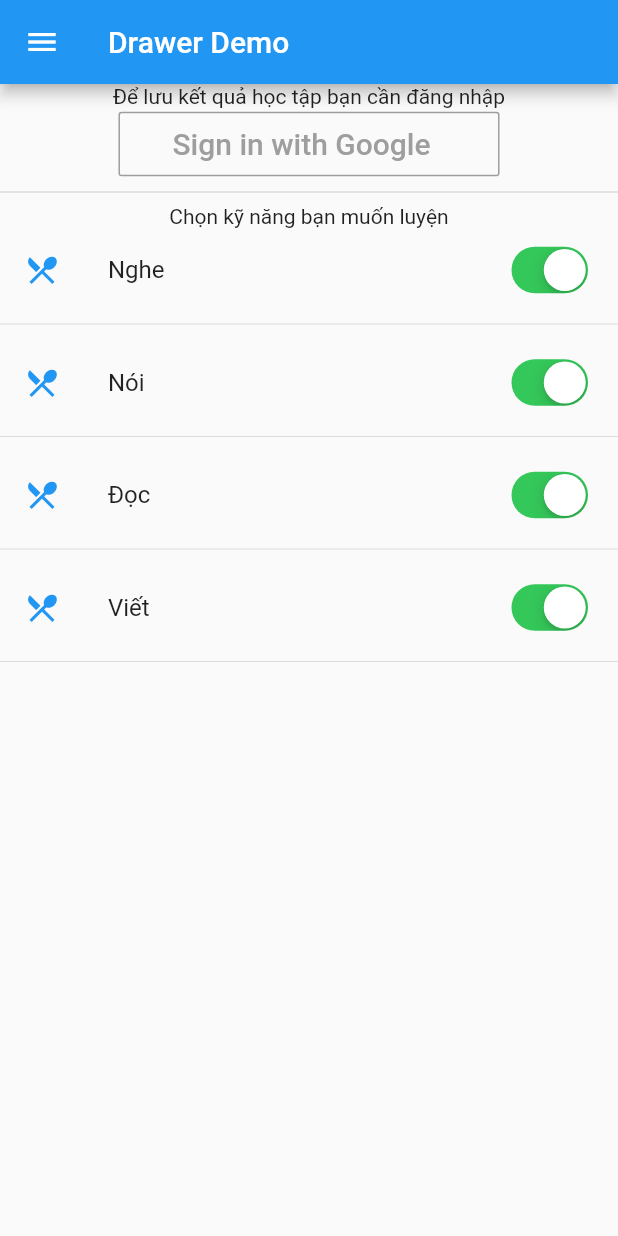
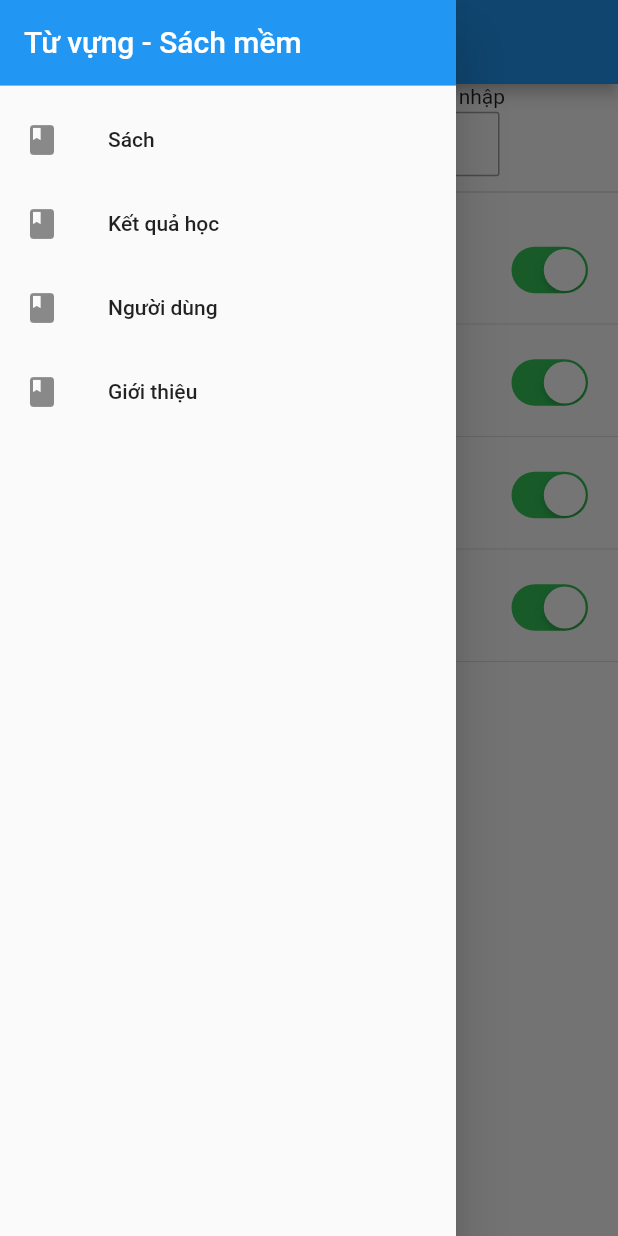
Before and after one commit to tuananhddo/HocLieu, a Flutter app: the screen it shows after launch, in the side drawer, after a tap on "Sách", on a phone screen of 412 x 824 dp. Run offline on Flutter 3.47's test engine with Material 2 defaults, Android fonts, the phone set to English and light mode, and no system bars; our stand-ins replace firebase_auth, google_sign_in; accounts and stored records are empty.

Commit message:
Add Description Improve NavBar

```diff
--- /dev/null
+++ b/lib/NavigationDrawer.dart
@@ -0,0 +1,77 @@
+import 'package:flutter/material.dart';
+import 'Infomation_Screen.dart';
+import 'home_page.dart';
+Widget navigationDrawer(context) => Drawer(
+  // Add a ListView to the drawer. This ensures the user can scroll
+  // through the options in the drawer if there isn't enough vertical
+  // space to fit everything.
+  child: ListView(
+    // Important: Remove any padding from the ListView.
+    children: <Widget>[
+      Container(
+        height: 65.0,
+        child: DrawerHeader(
+          child: Text('Từ vựng - Sách mềm', style: TextStyle(color: Colors.white,fontSize: 20)),
+          decoration: new BoxDecoration(
+            color: Colors.blue,
+          ),
+
+        ),
+      ),
+      ListTile(
+        leading: const Icon(Icons.book),
+        title: Text('Sách'),
+        onTap: () {
+          // Update the state of the app
+          // ...
+          // Then close the drawer
+//                Navigator.pop(context);
+        },
+      ),
+      ListTile(
+        leading: const Icon(Icons.book),
+        title: Text('Kết quả học'),
+        onTap: () {
+          // Update the state of the app
+          // ...
+          // Then close the drawer
+          Navigator.pop(context);
+        },
+      ),
+      ListTile(
+        leading: const Icon(Icons.book),
+        title: Text('Người dùng'),
+        onTap: () {
+          // Update the state of the app
+          // ...
+          // Then close the drawer
+//          Navigator.pop(context);
+          Navigator.of(context).push(
+            MaterialPageRoute(
+              builder: (context) {
+                return MyHomePage(title:'Người dùng');
+              },
+            ),
+          );
+        },
+      ),
+      ListTile(
+        leading: const Icon(Icons.book),
+        title: Text('Giới thiệu'),
+        onTap: () {
+          // Update the state of the app
+          // ...
+          // Then close the drawer
+//                Navigator.pop(context);
+          Navigator.of(context).push(
+            MaterialPageRoute(
+              builder: (context) {
+                return InfomationScreen();
+              },
+            ),
+          );
+        },
+      ),
+    ],
+  ),
+);
--- a/lib/home_page.dart
+++ b/lib/home_page.dart
@@ -1,6 +1,7 @@
 import 'package:flutter/material.dart';
 import 'signIn_button.dart';
 import 'learningSkillLine.dart';
+import 'NavigationDrawer.dart';
 class MyHomePage extends StatelessWidget {
   final String title;
 
@@ -36,13 +37,6 @@ class MyHomePage extends StatelessWidget {
                     LearningSkillLine(title :'Đọc'),
                     LearningSkillLine(title :'Viết'),
 
-
-//                   learning_skill_line('Nghe'),
-//                   learning_skill_line('Nói'),
-//                   learning_skill_line('Viết'),
-//                   learning_skill_line('Đọc'),
-
-
                   ]
               )
 
@@ -51,66 +45,7 @@ class MyHomePage extends StatelessWidget {
           )
 
       ),
-      drawer: Drawer(
-        // Add a ListView to the drawer. This ensures the user can scroll
-        // through the options in the drawer if there isn't enough vertical
-        // space to fit everything.
-        child: ListView(
-          // Important: Remove any padding from the ListView.
-          children: <Widget>[
-            Container(
-              height: 65.0,
-              child: DrawerHeader(
-                child: Text('Từ vựng - Sách mềm', style: TextStyle(color: Colors.black)),
-                decoration: new BoxDecoration(
-                  color: Colors.blue,
-                ),
-
-              ),
-            ),
-            ListTile(
-              leading: const Icon(Icons.book),
-              title: Text('Sách'),
-              onTap: () {
-                // Update the state of the app
-                // ...
-                // Then close the drawer
-                Navigator.pop(context);
-              },
-            ),
-            ListTile(
-              leading: const Icon(Icons.book),
-              title: Text('Kết quả học'),
-              onTap: () {
-                // Update the state of the app
-                // ...
-                // Then close the drawer
-                Navigator.pop(context);
-              },
-            ),
-            ListTile(
-              leading: const Icon(Icons.book),
-              title: Text('Người dùng'),
-              onTap: () {
-                // Update the state of the app
-                // ...
-                // Then close the drawer
-                Navigator.pop(context);
-              },
-            ),
-            ListTile(
-              leading: const Icon(Icons.book),
-              title: Text('Giới thiệu'),
-              onTap: () {
-                // Update the state of the app
-                // ...
-                // Then close the drawer
-                Navigator.pop(context);
-              },
-            ),
-          ],
-        ),
-      ),
+      drawer: navigationDrawer(context)
     );
   }
 }
--- /dev/null
+++ b/lib/title_and_description/AppDescription.dart
@@ -0,0 +1,5 @@
+const  String Introdutions =   'Ứng dụng giúp học sinh học từ mới nhanh theo phương pháp vừa học vừa luyện. '
+                                'Ứng dụng cũng giúp giáo viên luyện từ vựng cho học sinh trên lớp thông qua các trò chơi đơn giản. '
+                                'Danh sách từ được tổ chức theo từng sách, từng bài của sách giáo khoa tiếng Anh của nhà xuất bản giáo dục Việt Nam';
+const String versionDescription = 'Đây là phiên bản thử nghiệm. Chúng tôi rất mong nhận được góp ý của người dùng để hoàn thiện';
+const String versionPatch = 'Phiên bản 9.9, ngày 9 tháng 9 năm 999 ';
```
Also changed, not shown: lib/Infomation_Screen.dart (added, +65 -0 lines).
